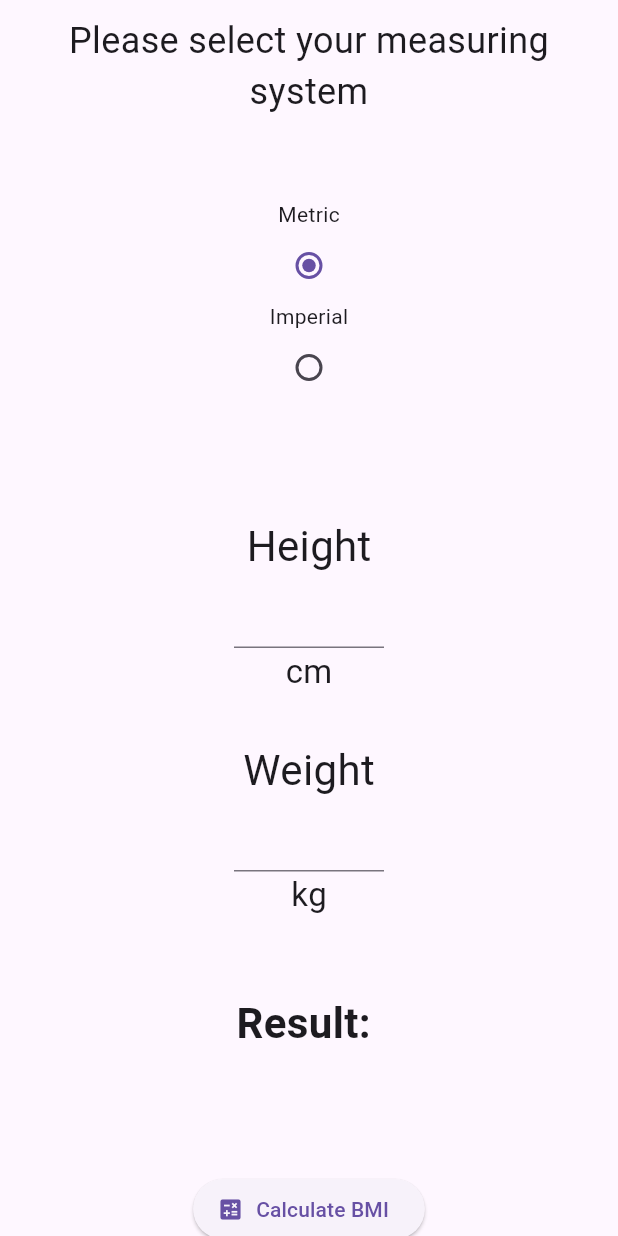
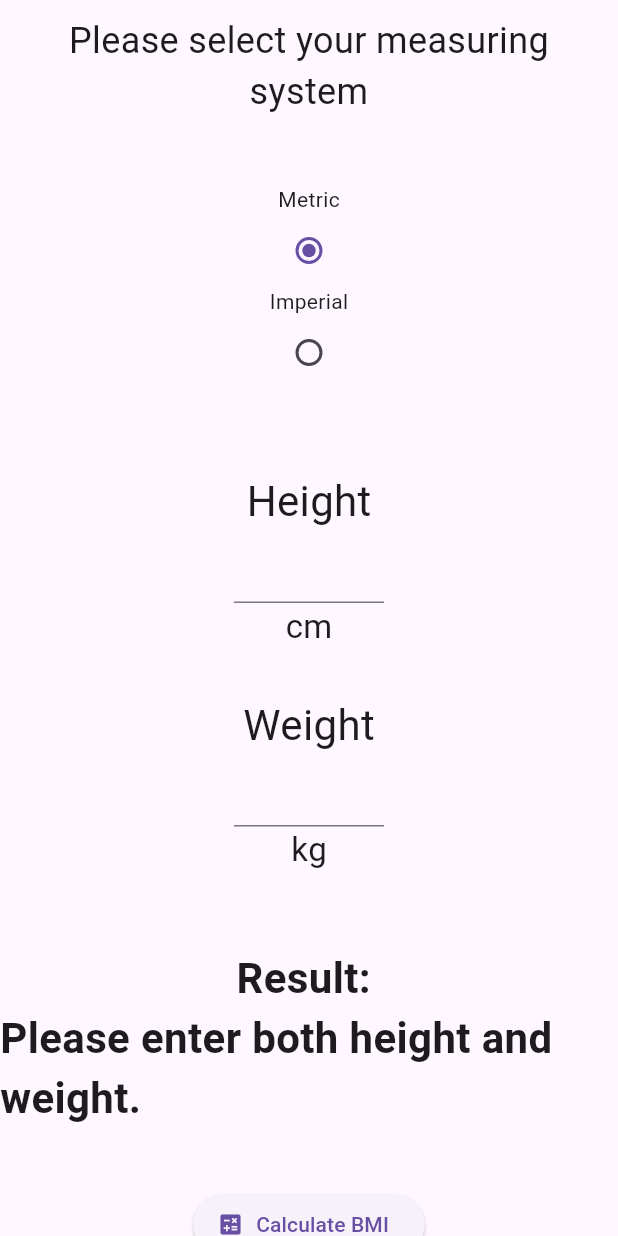
Before and after one commit to Turcu11/flutterPorject, a Flutter app: the BmiScreen screen opened directly, after a tap on "Calculate BMI", on a phone screen of 412 x 824 dp. Run offline on Flutter 3.47's test engine with Material 3 defaults, Android fonts, the light colour scheme and no system bars.

Commit message:
now I validate the inputs -working

```diff
--- a/lib/common/screens/bmi_screen.dart
+++ b/lib/common/screens/bmi_screen.dart
@@ -23,17 +23,19 @@ class _BmiScreenState extends State<BmiScreen> {
     return (weight / (height * height)) * 703;
   }
 
-  void calculateBMI() {
-    double height = double.parse(_heightController.text);
-    double weight = double.parse(_weightController.text);
+void calculateBMI() {
+  String heightText = _heightController.text;
+  String weightText = _weightController.text;
+
+  if (heightText.isEmpty || weightText.isEmpty) {
+    _bmiResult = 'Please enter both height and weight.';
+  } else if (!isNumeric(heightText) || !isNumeric(weightText)) {
+    _bmiResult = 'Please enter valid numbers.';
+  } else {
+    double height = double.parse(heightText);
+    double weight = double.parse(weightText);
     double bmi;
 
-    if (_heightController.text.isEmpty || _weightController.text.isEmpty) {
-      const snackBar =
-          SnackBar(content: Text('Height and Weight must be greater than 0'));
-      ScaffoldMessenger.of(context).showSnackBar(snackBar);
-      return;
-    }
     if (_measuringSystem == 'Metric') {
       bmi = calculateMetricBMI(height, weight);
     } else {
@@ -41,11 +43,17 @@ class _BmiScreenState extends State<BmiScreen> {
     }
 
     _bmiResult = 'Your BMI is ${bmi.toStringAsFixed(2)}';
-    final snackBar =
-        SnackBar(content: Text('Your BMI is ${bmi.toStringAsFixed(2)}'));
-    ScaffoldMessenger.of(context).showSnackBar(snackBar);
-    setState(() {});
   }
+
+  setState(() {});
+}
+
+bool isNumeric(String s) {
+  if(s == null) {
+    return false;
+  }
+  return double.tryParse(s) != null;
+}
 
   @override
   Widget build(BuildContext context) {
@@ -61,7 +69,7 @@ class _BmiScreenState extends State<BmiScreen> {
             ),
           ),
           const SizedBox(
-            height: 45,
+            height: 35,
           ),
           Center(
             child: Column(
@@ -91,7 +99,7 @@ class _BmiScreenState extends State<BmiScreen> {
                   },
                 ),
                 const SizedBox(
-                  height: 75,
+                  height: 55,
                 ),
                 const Text(
                   strings.height,
```
